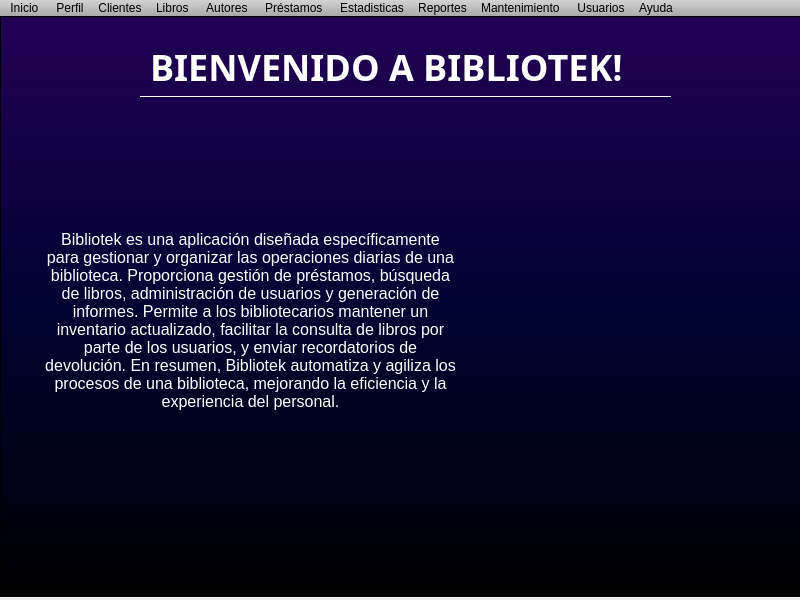
The window that frames/panel.ui (Alonsou29/bibliotknew) describes before a commit, drawn with Qt 5.
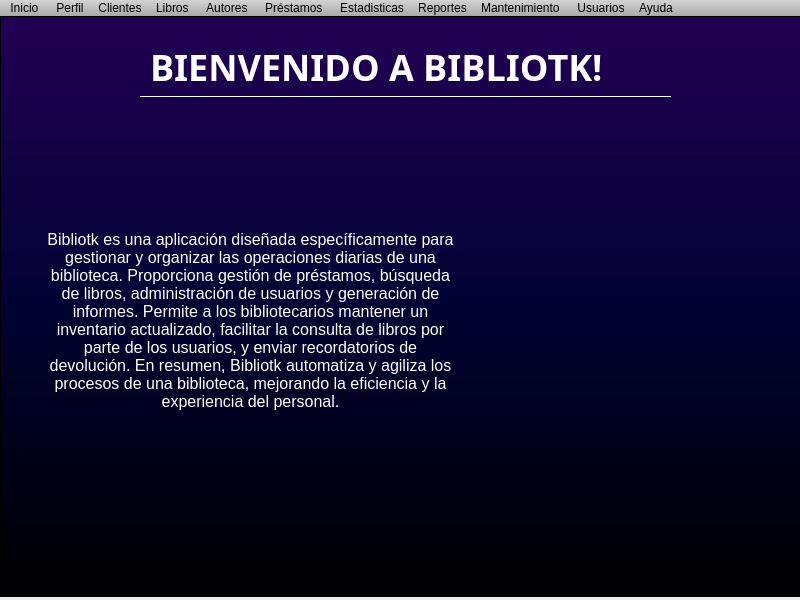
The same window after the commit. The open tabs and pages were chosen to show the change. Icons and pictures are not drawn.

Commit message: errores ortograficos corregidos

```diff
--- a/frames/panel.ui
+++ b/frames/panel.ui
@@ -128,7 +128,7 @@
         </rect>
        </property>
        <property name="text">
-        <string>BIENVENIDO A BIBLIOTEK!</string>
+        <string>BIENVENIDO A BIBLIOTK!</string>
        </property>
       </widget>
       <widget class="QLabel" name="borde">
@@ -161,7 +161,7 @@
 &lt;html&gt;&lt;head&gt;&lt;meta name=&quot;qrichtext&quot; content=&quot;1&quot; /&gt;&lt;style type=&quot;text/css&quot;&gt;
 p, li { white-space: pre-wrap; }
 &lt;/style&gt;&lt;/head&gt;&lt;body style=&quot; font-family:'MS Shell Dlg 2'; font-size:22px; font-weight:400; font-style:normal;&quot;&gt;
-&lt;p align=&quot;center&quot; style=&quot; margin-top:0px; margin-bottom:0px; margin-left:0px; margin-right:0px; -qt-block-indent:0; text-indent:0px;&quot;&gt;&lt;span style=&quot; font-family:'Comic sans'; font-size:12pt;&quot;&gt;Bibliotek es una aplicación diseñada específicamente para gestionar y organizar las operaciones diarias de una biblioteca. Proporciona gestión de préstamos, búsqueda de libros, administración de usuarios y generación de informes. Permite a los bibliotecarios mantener un inventario actualizado, facilitar la consulta de libros por parte de los usuarios, y enviar recordatorios de devolución. En resumen, Bibliotek automatiza y agiliza los procesos de una biblioteca, mejorando la eficiencia y la experiencia del personal.&lt;/span&gt;&lt;/p&gt;&lt;/body&gt;&lt;/html&gt;</string>
+&lt;p align=&quot;center&quot; style=&quot; margin-top:0px; margin-bottom:0px; margin-left:0px; margin-right:0px; -qt-block-indent:0; text-indent:0px;&quot;&gt;&lt;span style=&quot; font-family:'Comic sans'; font-size:12pt;&quot;&gt;Bibliotk es una aplicación diseñada específicamente para gestionar y organizar las operaciones diarias de una biblioteca. Proporciona gestión de préstamos, búsqueda de libros, administración de usuarios y generación de informes. Permite a los bibliotecarios mantener un inventario actualizado, facilitar la consulta de libros por parte de los usuarios, y enviar recordatorios de devolución. En resumen, Bibliotk automatiza y agiliza los procesos de una biblioteca, mejorando la eficiencia y la experiencia del personal.&lt;/span&gt;&lt;/p&gt;&lt;/body&gt;&lt;/html&gt;</string>
        </property>
       </widget>
       <widget class="QLabel" name="label_2">
```
Left out of the diff: 14 changed lines with no effect on the pictures.
